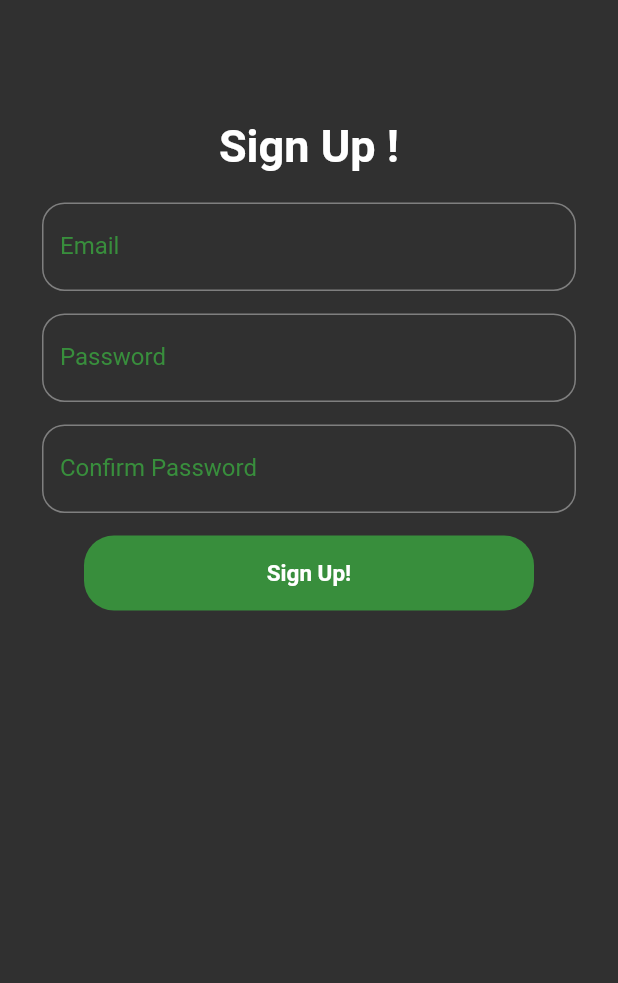
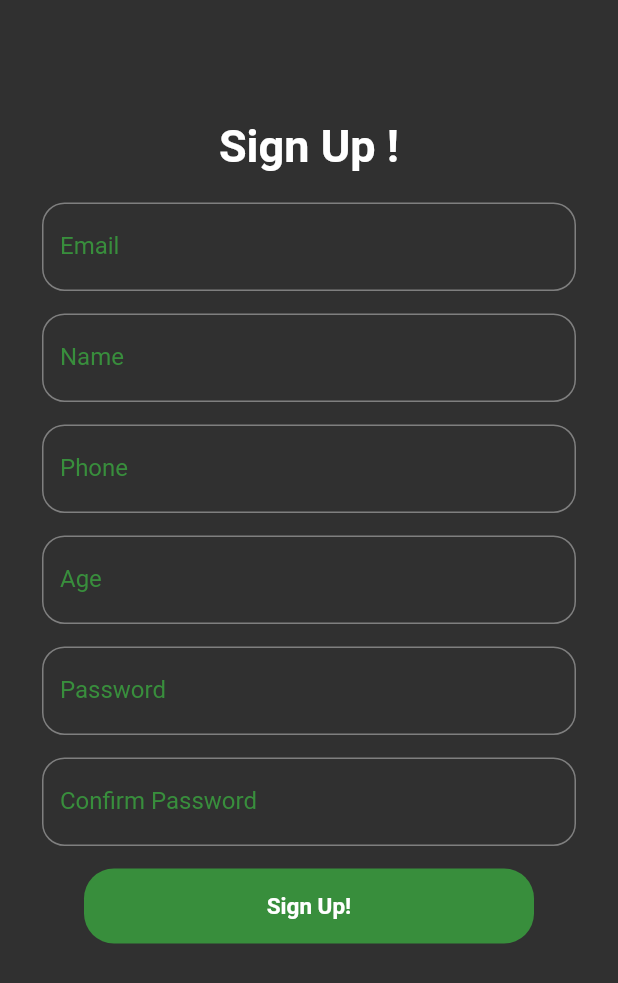
Before and after one commit to sksojib6860/my_practise, a Flutter app: the SignUp screen opened directly, on a phone screen of 412 x 824 dp. Shown: the top 983 px of the screen. Run offline on Flutter 3.47's test engine with Material 2 defaults, Android fonts, the phone set to English and light mode, and no system bars; our stand-ins replace cloud_firestore, firebase_auth, firebase_core, fluttertoast; accounts and stored records are empty.

Commit message:
2nd commit

```diff
--- /dev/null
+++ b/lib/model/usser_model.dart
@@ -0,0 +1,30 @@
+class UsserModel {
+  String? name;
+  String? phone;
+  String? age;
+  String? email;
+  String? uid;
+
+  UsserModel({this.name, this.phone, this.age, this.email, this.uid});
+
+  factory UsserModel.formMap(map){
+    return UsserModel(
+      email: map['email'],
+      age: map['age'],
+      name: map['name'],
+      phone: map['phone'],
+      uid: map['uid'],
+    );
+  }
+
+  Map<String, dynamic>toMap(){
+    return{
+      'email': email,
+      'age': age,
+      'name': name,
+      'phone': phone,
+      'uid': uid,
+    };
+  }
+
+}
--- a/lib/screens/register page.dart
+++ b/lib/screens/register page.dart
@@ -1,8 +1,10 @@
+import 'package:cloud_firestore/cloud_firestore.dart';
 import 'package:firebase_auth/firebase_auth.dart';
 import 'package:flutter/material.dart';
 import 'package:fluttertoast/fluttertoast.dart';
 import 'package:my_practise/CustomtextField/customButtonField.dart';
 import 'package:my_practise/CustomtextField/customTextField.dart';
+import 'package:my_practise/model/usser_model.dart';
 import 'package:my_practise/screens/login_page.dart';
 import 'package:my_practise/utils/CustomColor.dart';
 
@@ -17,6 +19,9 @@ final GlobalKey <FormState> _formKey= GlobalKey();
 TextEditingController _emailController= TextEditingController();
 TextEditingController _passController= TextEditingController();
 TextEditingController _confirmpassController= TextEditingController();
+TextEditingController _nameController= TextEditingController();
+TextEditingController _phoneController= TextEditingController();
+TextEditingController _ageController= TextEditingController();
 
 class _SignUpState extends State<SignUp> {
   @override
@@ -46,11 +51,48 @@ class _SignUpState extends State<SignUp> {
                 obsecureVal: false,
                 conTroller: _emailController,
               ),
+
               SizedBox(
                 height: 15,
               ),
 
               //Password er jonno//
+              CustomTextField(
+                lavelText: 'Name',
+                hintText: 'Enter your full-name',
+                obsecureVal: false,
+                conTroller: _nameController,
+              ),
+
+
+              SizedBox(
+                height: 15,
+              ),
+
+              //Password er jonno//
+              CustomTextField(
+                lavelText: 'Phone',
+                hintText: 'Enter your Phone Number',
+                obsecureVal: false,
+                conTroller: _phoneController,
+              ),
+
+              SizedBox(
+                height: 15,
+              ),
+
+              //Password er jonno//
+              CustomTextField(
+                lavelText: 'Age',
+                hintText: 'Enter your Age',
+                obsecureVal: false,
+                conTroller: _ageController,
+              ),
+
+              SizedBox(
+                height: 15,
+              ),
+
               CustomTextField(
                 lavelText: 'Password',
                 hintText: 'Enter your password',
@@ -94,6 +136,7 @@ class _SignUpState extends State<SignUp> {
 void signUp(String email, String pass, context)async{
   if(_formKey.currentState!.validate()){
     await _auth.createUserWithEmailAndPassword(email: email, password: pass).then((value) => {
+      saveUserDetails(),
     Fluttertoast.showToast(msg: "Signup Successful"),
       Navigator.push(context, MaterialPageRoute(builder: (context)=> LoginPage()))
     }).catchError((e){
@@ -101,3 +144,20 @@ void signUp(String email, String pass, context)async{
     });
   }
 }
+
+
+
+void saveUserDetails()async{
+  FirebaseFirestore firestore123= FirebaseFirestore.instance;
+  User? user= _auth.currentUser;
+  UsserModel userModel= UsserModel();
+  userModel.uid= user!.uid;
+  userModel.email= _emailController.text;
+  userModel.age= _ageController.text;
+  userModel.name= _nameController.text;
+  userModel.phone= _phoneController.text;
+
+  await firestore123.collection("usser")
+      .doc(user.uid).set(userModel.toMap());
+  Fluttertoast.showToast(msg: "Data Saved Successfully");
+}
```
